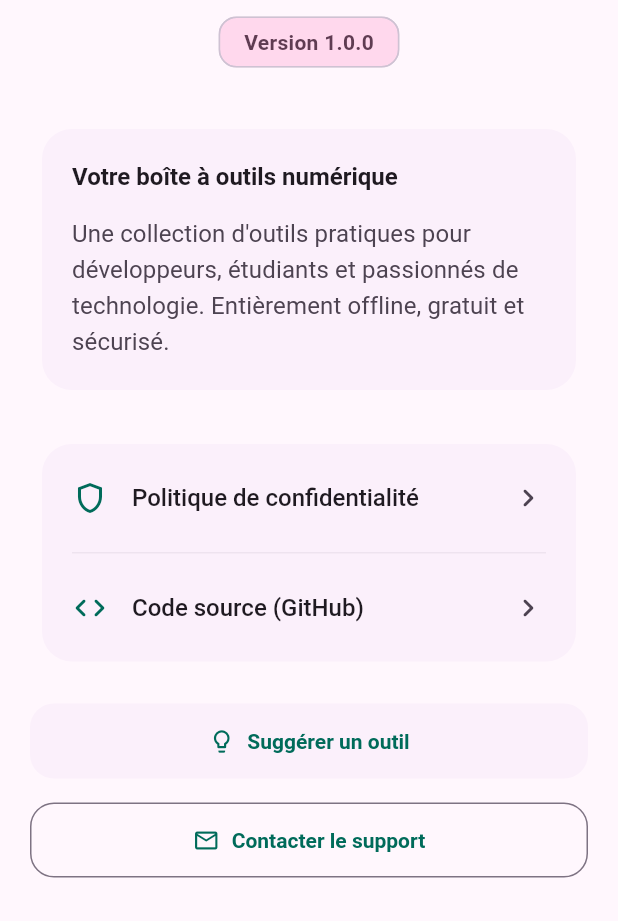
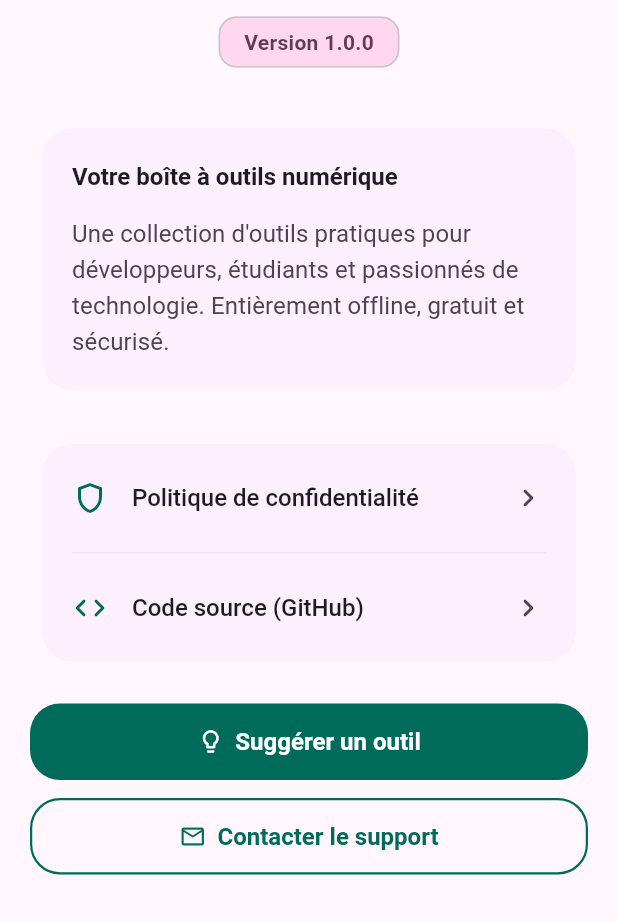
Before and after one commit to Doalou/toolbox_everything_mobile, a Flutter app: the AboutScreen screen opened directly, on a phone screen of 412 x 824 dp, the part 315-1236 px from its top. Run offline on Flutter 3.47's test engine with Material 3 defaults, Android fonts, the phone set to English and light mode, and no system bars; drawn by our look-alikes of dynamic_color; our stand-ins replace connectivity_plus, file_picker, flutter_colorpicker, flutter_compass, flutter_local_notifications, fluttertoast and 8 more; missing offline and left inert: ffmpeg_kit_flutter_new, mobile_scanner, super_clipboard, youtube_explode_dart; accounts and stored records are empty.

Commit message:
Refactor des écrans pour supprimer les animations inutiles et améliorer la lisibilité. Mise à jour des styles de boutons et des sections d'en-tête dans plusieurs écrans, y compris About, Compass, File Converter, Hash Calculator, Lorem Generator, et Notes. Suppression de la dépendance à animate_do pour alléger le code.

```diff
--- a/lib/presentation/screens/about_screen.dart
+++ b/lib/presentation/screens/about_screen.dart
@@ -197,43 +197,65 @@
   }
 
   Widget _buildActions(BuildContext context, ColorScheme colorScheme) {
+    final buttonStyle = ButtonStyle(
+      padding: WidgetStateProperty.all(
+        const EdgeInsets.symmetric(
+            vertical: AppConstants.defaultPadding,
+            horizontal: AppConstants.largePadding),
+      ),
+      shape: WidgetStateProperty.all(
+        RoundedRectangleBorder(
+          borderRadius: BorderRadius.circular(AppConstants.largeBorderRadius),
+        ),
+      ),
+      textStyle: WidgetStateProperty.all(
+        const TextStyle(fontWeight: FontWeight.bold, fontSize: 16),
+      ),
+      elevation: WidgetStateProperty.all(0),
+    );
+
     return Column(
       crossAxisAlignment: CrossAxisAlignment.stretch,
       children: [
         ElevatedButton.icon(
-          onPressed: () async {
+          onPressed: () {
             const String subject = 'Suggestion pour Toolbox Everything';
-            const String body = 'Bonjour, j\'ai une idée d\'outil à suggérer : ...';
+            const String body =
+                'Bonjour, j\'ai une idée d\'outil à suggérer : ...';
 
             final Uri emailLaunchUri = Uri(
               scheme: 'mailto',
               path: AppConstants.contactEmail,
-              query: 'subject=${Uri.encodeComponent(subject)}&body=${Uri.encodeComponent(body)}',
+              query:
+                  'subject=${Uri.encodeComponent(subject)}&body=${Uri.encodeComponent(body)}',
             );
             _launchUrl(context, emailLaunchUri.toString());
           },
           icon: const Icon(Icons.lightbulb_outline),
           label: const Text('Suggérer un outil'),
-          style: ElevatedButton.styleFrom(
-            padding: const EdgeInsets.symmetric(vertical: AppConstants.defaultPadding),
-            textStyle: const TextStyle(fontWeight: FontWeight.bold),
+          style: buttonStyle.copyWith(
+            backgroundColor: WidgetStateProperty.all(colorScheme.primary),
+            foregroundColor: WidgetStateProperty.all(colorScheme.onPrimary),
           ),
         ),
-        const SizedBox(height: AppConstants.defaultPadding),
+        const SizedBox(height: 12),
         OutlinedButton.icon(
-          onPressed: () async {
+          onPressed: () {
             final Uri emailLaunchUri = Uri(
               scheme: 'mailto',
               path: AppConstants.contactEmail,
-              query: 'subject=${Uri.encodeComponent('Contact | Toolbox Everything')}',
+              query:
+                  'subject=${Uri.encodeComponent('Contact | Toolbox Everything')}',
             );
             _launchUrl(context, emailLaunchUri.toString());
           },
           icon: const Icon(Icons.mail_outline),
           label: const Text('Contacter le support'),
-          style: OutlinedButton.styleFrom(
-            padding: const EdgeInsets.symmetric(vertical: AppConstants.defaultPadding),
-            textStyle: const TextStyle(fontWeight: FontWeight.bold),
+          style: buttonStyle.copyWith(
+            side: WidgetStateProperty.all(
+              BorderSide(color: colorScheme.primary, width: 1.5),
+            ),
+            foregroundColor: WidgetStateProperty.all(colorScheme.primary),
           ),
         ),
       ],
--- a/lib/presentation/screens/home_screen.dart
+++ b/lib/presentation/screens/home_screen.dart
@@ -344,8 +344,6 @@
               const SliverToBoxAdapter(child: SizedBox(height: 120)),
             ],
           ),
-
-          // FAB "Suggérer" retiré; bouton déplacé dans l'écran À propos
         );
       },
     );
```
Also changed, not shown: lib/presentation/screens/compass_screen.dart (+5 -21 lines), lib/presentation/screens/file_converter_screen.dart (+6 -25 lines), lib/presentation/screens/hash_calculator_screen.dart (+6 -26 lines), lib/presentation/screens/lorem_generator_screen.dart (+5 -21 lines), lib/presentation/screens/notes_screen.dart (+5 -24 lines).
